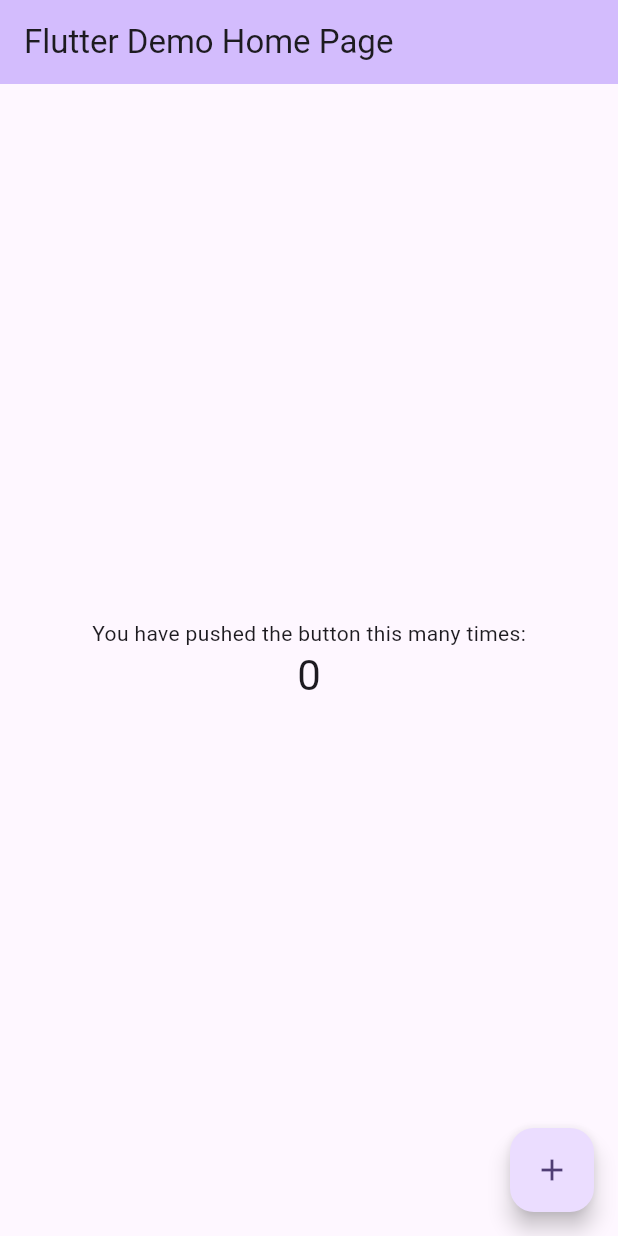
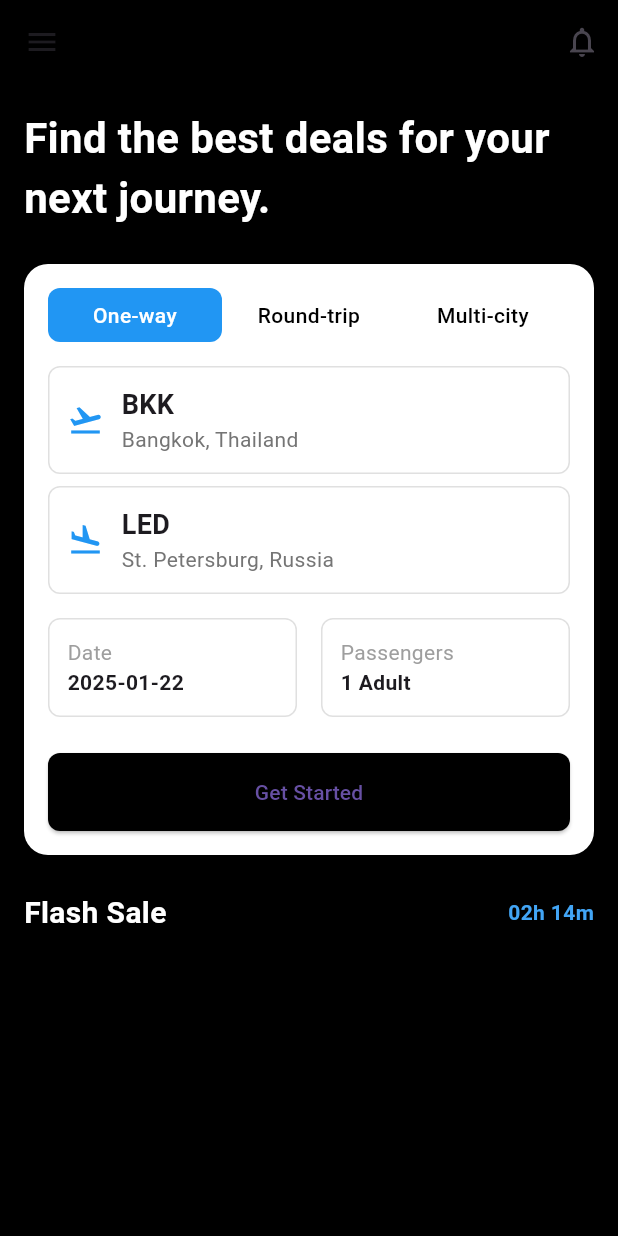
Before and after one commit to Andtit4/airplane, a Flutter app: the screen it shows after launch, on a phone screen of 412 x 824 dp. Run offline on Flutter 3.47's test engine with Material 3 defaults, Android fonts, the phone set to English and light mode, and no system bars; our stand-ins replace get.

Commit message:
Refactor main application structure to use GetMaterialApp and integrate dependency injection. Removed unused MyHomePage widget and updated theme settings for the Flight Search App.

```diff
--- /dev/null
+++ b/lib/data/repositories/flight_repository.dart
@@ -0,0 +1,16 @@
+import 'package:airplane/domain/entities/flight.dart';
+import 'package:airplane/domain/repositories/flight_repository.dart';
+
+class FlightRepositoryImpl implements FlightRepository {
+  @override
+  Future<List<Flight>> getFlashDeals() async {
+    // Implement API call here
+    return [];
+  }
+
+  @override
+  Future<List<Flight>> searchFlights(Flight searchCriteria) async {
+    // Implement API call here
+    return [];
+  }
+}
--- /dev/null
+++ b/lib/di/dependancy_injection.dart
@@ -0,0 +1,18 @@
+import 'package:airplane/data/repositories/flight_repository.dart';
+import 'package:airplane/domain/repositories/flight_repository.dart';
+import 'package:airplane/presentation/controllers/flight_search_controller.dart';
+import 'package:get/get.dart';
+
+void setupDependencies() {
+  // Repositories
+  Get.lazyPut<FlightRepository>(
+    () => FlightRepositoryImpl(),
+  );
+
+  // Controllers
+  Get.lazyPut(
+    () => FlightSearchController(
+      repository: Get.find<FlightRepository>(),
+    ),
+  );
+}
--- a/lib/main.dart
+++ b/lib/main.dart
@@ -1,125 +1,26 @@
+import 'package:airplane/di/dependancy_injection.dart';
+import 'package:airplane/presentation/views/home_screen.dart';
 import 'package:flutter/material.dart';
+import 'package:get/get.dart';
 
 void main() {
+  setupDependencies();
   runApp(const MyApp());
 }
 
 class MyApp extends StatelessWidget {
-  const MyApp({super.key});
+  const MyApp({Key? key}) : super(key: key);
 
-  // This widget is the root of your application.
   @override
   Widget build(BuildContext context) {
-    return MaterialApp(
-      title: 'Flutter Demo',
+    return GetMaterialApp(
+      debugShowCheckedModeBanner: false,
+      title: 'Flight Search App',
       theme: ThemeData(
-        // This is the theme of your application.
-        //
-        // TRY THIS: Try running your application with "flutter run". You'll see
-        // the application has a purple toolbar. Then, without quitting the app,
-        // try changing the seedColor in the colorScheme below to Colors.green
-        // and then invoke "hot reload" (save your changes or press the "hot
-        // reload" button in a Flutter-supported IDE, or press "r" if you used
-        // the command line to start the app).
-        //
-        // Notice that the counter didn't reset back to zero; the application
-        // state is not lost during the reload. To reset the state, use hot
-        // restart instead.
-        //
-        // This works for code too, not just values: Most code changes can be
-        // tested with just a hot reload.
-        colorScheme: ColorScheme.fromSeed(seedColor: Colors.deepPurple),
-        useMaterial3: true,
+        primarySwatch: Colors.blue,
+        scaffoldBackgroundColor: Colors.black,
       ),
-      home: const MyHomePage(title: 'Flutter Demo Home Page'),
+      home: const HomeScreen(),
     );
   }
 }
-
-class MyHomePage extends StatefulWidget {
-  const MyHomePage({super.key, required this.title});
-
-  // This widget is the home page of your application. It is stateful, meaning
-  // that it has a State object (defined below) that contains fields that affect
-  // how it looks.
-
-  // This class is the configuration for the state. It holds the values (in this
-  // case the title) provided by the parent (in this case the App widget) and
-  // used by the build method of the State. Fields in a Widget subclass are
-  // always marked "final".
-
-  final String title;
-
-  @override
-  State<MyHomePage> createState() => _MyHomePageState();
-}
-
-class _MyHomePageState extends State<MyHomePage> {
-  int _counter = 0;
-
-  void _incrementCounter() {
-    setState(() {
-      // This call to setState tells the Flutter framework that something has
-      // changed in this State, which causes it to rerun the build method below
-      // so that the display can reflect the updated values. If we changed
-      // _counter without calling setState(), then the build method would not be
-      // called again, and so nothing would appear to happen.
-      _counter++;
-    });
-  }
-
-  @override
-  Widget build(BuildContext context) {
-    // This method is rerun every time setState is called, for instance as done
-    // by the _incrementCounter method above.
-    //
-    // The Flutter framework has been optimized to make rerunning build methods
-    // fast, so that you can just rebuild anything that needs updating rather
-    // than having to individually change instances of widgets.
-    return Scaffold(
-      appBar: AppBar(
-        // TRY THIS: Try changing the color here to a specific color (to
-        // Colors.amber, perhaps?) and trigger a hot reload to see the AppBar
-        // change color while the other colors stay the same.
-        backgroundColor: Theme.of(context).colorScheme.inversePrimary,
-        // Here we take the value from the MyHomePage object that was created by
-        // the App.build method, and use it to set our appbar title.
-        title: Text(widget.title),
-      ),
-      body: Center(
-        // Center is a layout widget. It takes a single child and positions it
-        // in the middle of the parent.
-        child: Column(
-          // Column is also a layout widget. It takes a list of children and
-          // arranges them vertically. By default, it sizes itself to fit its
-          // children horizontally, and tries to be as tall as its parent.
-          //
-          // Column has various properties to control how it sizes itself and
-          // how it positions its children. Here we use mainAxisAlignment to
-          // center the children vertically; the main axis here is the vertical
-          // axis because Columns are vertical (the cross axis would be
-          // horizontal).
-          //
-          // TRY THIS: Invoke "debug painting" (choose the "Toggle Debug Paint"
-          // action in the IDE, or press "p" in the console), to see the
-          // wireframe for each widget.
-          mainAxisAlignment: MainAxisAlignment.center,
-          children: <Widget>[
-            const Text(
-              'You have pushed the button this many times:',
-            ),
-            Text(
-              '$_counter',
-              style: Theme.of(context).textTheme.headlineMedium,
-            ),
-          ],
-        ),
-      ),
-      floatingActionButton: FloatingActionButton(
-        onPressed: _incrementCounter,
-        tooltip: 'Increment',
-        child: const Icon(Icons.add),
-      ), // This trailing comma makes auto-formatting nicer for build methods.
-    );
-  }
-}
--- /dev/null
+++ b/lib/presentation/controllers/flight_search_controller.dart
@@ -0,0 +1,50 @@
+import 'package:airplane/domain/entities/flight.dart';
+import 'package:airplane/domain/repositories/flight_repository.dart';
+import 'package:get/get.dart';
+
+class FlightSearchController extends GetxController {
+  final FlightRepository repository;
+
+  FlightSearchController({required this.repository});
+
+  final searchType = 'one-way'.obs;
+  final departureCity = ''.obs;
+  final arrivalCity = ''.obs;
+  final selectedDate = DateTime.now().obs;
+  final passengers = 1.obs;
+  final flashDeals = <Flight>[].obs;
+
+  @override
+  void onInit() {
+    super.onInit();
+    loadFlashDeals();
+  }
+
+  void setSearchType(String type) {
+    searchType.value = type;
+  }
+
+  Future<void> loadFlashDeals() async {
+    try {
+      final deals = await repository.getFlashDeals();
+      flashDeals.value = deals;
+    } catch (e) {
+      print('Error loading flash deals: $e');
+    }
+  }
+
+  Future<void> searchFlights() async {
+    try {
+      final searchCriteria = Flight(
+        from: departureCity.value,
+        to: arrivalCity.value,
+        date: selectedDate.value,
+        passengers: passengers.value,
+        isRoundTrip: searchType.value == 'round-trip',
+      );
+      await repository.searchFlights(searchCriteria);
+    } catch (e) {
+      print('Error searching flights: $e');
+    }
+  }
+}
--- /dev/null
+++ b/lib/presentation/views/home_screen.dart
@@ -0,0 +1,253 @@
+import 'package:airplane/presentation/controllers/flight_search_controller.dart';
+import 'package:flutter/material.dart';
+import 'package:get/get.dart';
+
+class HomeScreen extends GetView<FlightSearchController> {
+  const HomeScreen({Key? key}) : super(key: key);
+
+  @override
+  Widget build(BuildContext context) {
+    return Scaffold(
+      backgroundColor: Colors.black,
+      appBar: AppBar(
+        backgroundColor: Colors.transparent,
+        elevation: 0,
+        leading: IconButton(
+          icon: const Icon(Icons.menu),
+          onPressed: () {},
+        ),
+        actions: [
+          IconButton(
+            icon: const Icon(Icons.notifications_outlined),
+            onPressed: () {},
+          ),
+        ],
+      ),
+      body: Padding(
+        padding: const EdgeInsets.all(16.0),
+        child: SingleChildScrollView(
+          child: Column(
+            crossAxisAlignment: CrossAxisAlignment.start,
+            children: [
+              const Text(
+                'Find the best deals for your\nnext journey.',
+                style: TextStyle(
+                  fontSize: 28,
+                  fontWeight: FontWeight.bold,
+                  color: Colors.white,
+                ),
+              ),
+              const SizedBox(height: 24),
+              Container(
+                padding: const EdgeInsets.all(16),
+                decoration: BoxDecoration(
+                  color: Colors.white,
+                  borderRadius: BorderRadius.circular(16),
+                ),
+                child: Column(
+                  children: [
+                    // Search Type Toggle
+                    Row(
+                      children: [
+                        Obx(() => _buildToggleButton('One-way')),
+                        Obx(() => _buildToggleButton('Round-trip')),
+                        Obx(() => _buildToggleButton('Multi-city')),
+                      ],
+                    ),
+                    const SizedBox(height: 16),
+                    // City Selection Fields
+                    _buildCityField(
+                      'BKK',
+                      'Bangkok, Thailand',
+                      Icons.flight_takeoff,
+                    ),
+                    const SizedBox(height: 8),
+                    _buildCityField(
+                      'LED',
+                      'St. Petersburg, Russia',
+                      Icons.flight_land,
+                    ),
+                    const SizedBox(height: 16),
+                    // Date and Passengers
+                    Row(
+                      children: [
+                        Expanded(
+                          child: _buildDateField(),
+                        ),
+                        const SizedBox(width: 16),
+                        Expanded(
+                          child: _buildPassengersField(),
+                        ),
+                      ],
+                    ),
+                    const SizedBox(height: 24),
+                    // Search Button
+                    SizedBox(
+                      width: double.infinity,
+                      child: ElevatedButton(
+                        onPressed: () => controller.searchFlights(),
+                        style: ElevatedButton.styleFrom(
+                          backgroundColor: Colors.black,
+                          padding: const EdgeInsets.symmetric(vertical: 16),
+                          shape: RoundedRectangleBorder(
+                            borderRadius: BorderRadius.circular(8),
+                          ),
+                        ),
+                        child: const Text('Get Started'),
+                      ),
+                    ),
+                  ],
+                ),
+              ),
+              const SizedBox(height: 24),
+              // Flash Sale Section
+              _buildFlashSaleSection(),
+            ],
+          ),
+        ),
+      ),
+    );
+  }
+
+  Widget _buildToggleButton(String text) {
+    final isSelected = controller.searchType.value == text.toLowerCase();
+    return Expanded(
+      child: GestureDetector(
+        onTap: () => controller.setSearchType(text.toLowerCase()),
+        child: Container(
+          padding: const EdgeInsets.all(8),
+          decoration: BoxDecoration(
+            color: isSelected ? Colors.blue : Colors.transparent,
+            borderRadius: BorderRadius.circular(8),
+          ),
+          child: Text(
+            text,
+            textAlign: TextAlign.center,
+            style: TextStyle(
+              color: isSelected ? Colors.white : Colors.black,
+              fontWeight: FontWeight.w500,
+            ),
+          ),
+        ),
+      ),
+    );
+  }
+
+  Widget _buildCityField(String code, String city, IconData icon) {
+    return Container(
+      padding: const EdgeInsets.all(12),
+      decoration: BoxDecoration(
+        border: Border.all(color: Colors.grey.shade300),
+        borderRadius: BorderRadius.circular(8),
+      ),
+      child: Row(
+        children: [
+          Icon(icon, color: Colors.blue),
+          const SizedBox(width: 12),
+          Column(
+            crossAxisAlignment: CrossAxisAlignment.start,
+            children: [
+              Text(
+                code,
+                style: const TextStyle(
+                  fontSize: 18,
+                  fontWeight: FontWeight.bold,
+                ),
+              ),
+              Text(
+                city,
+                style: TextStyle(
+                  color: Colors.grey.shade600,
+                ),
+              ),
+            ],
+          ),
+        ],
+      ),
+    );
+  }
+
+  Widget _buildDateField() {
+    return Container(
+      padding: const EdgeInsets.all(12),
+      decoration: BoxDecoration(
+        border: Border.all(color: Colors.grey.shade300),
+        borderRadius: BorderRadius.circular(8),
+      ),
+      child: Column(
+        crossAxisAlignment: CrossAxisAlignment.start,
+        children: [
+          const Text(
+            'Date',
+            style: TextStyle(
+              color: Colors.grey,
+            ),
+          ),
+          Obx(() => Text(
+                controller.selectedDate.value.toString().split(' ')[0],
+                style: const TextStyle(
+                  fontWeight: FontWeight.bold,
+                ),
+              )),
+        ],
+      ),
+    );
+  }
+
+  Widget _buildPassengersField() {
+    return Container(
+      padding: const EdgeInsets.all(12),
+      decoration: BoxDecoration(
+        border: Border.all(color: Colors.grey.shade300),
+        borderRadius: BorderRadius.circular(8),
+      ),
+      child: Column(
+        crossAxisAlignment: CrossAxisAlignment.start,
+        children: [
+          const Text(
+            'Passengers',
+            style: TextStyle(
+              color: Colors.grey,
+            ),
+          ),
+          Obx(() => Text(
+                '${controller.passengers} Adult',
+                style: const TextStyle(
+                  fontWeight: FontWeight.bold,
+                ),
+              )),
+        ],
+      ),
+    );
+  }
+
+  Widget _buildFlashSaleSection() {
+    return Column(
+      crossAxisAlignment: CrossAxisAlignment.start,
+      children: [
+        Row(
+          mainAxisAlignment: MainAxisAlignment.spaceBetween,
+          children: [
+            const Text(
+              'Flash Sale',
+              style: TextStyle(
+                fontSize: 20,
+                fontWeight: FontWeight.bold,
+                color: Colors.white,
+              ),
+            ),
+            Text(
+              '02h 14m',
+              style: TextStyle(
+                color: Colors.blue.shade400,
+                fontWeight: FontWeight.bold,
+              ),
+            ),
+          ],
+        ),
+        const SizedBox(height: 16),
+        // Flash Sale Items would be implemented here
+      ],
+    );
+  }
+}
```
